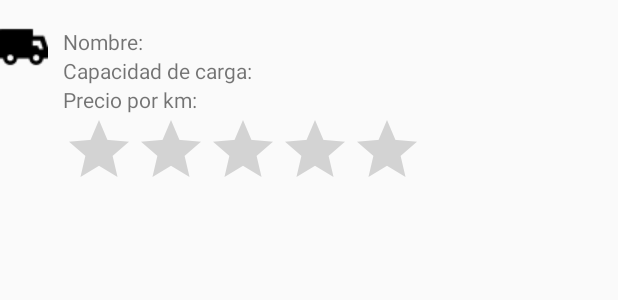
After one commit to araceli509/AppMudanza, an Android app: the layout fila_chofer.xml on its own in the app's theme, with its tools: preview values and no code run, on a phone screen of 412 x 824 dp. The commit adds this screen. Shown: the top 300 px of the screen. Run offline under Robolectric (Android 15) with nearby library versions, the phone set to English and light mode, and no system bars.

Commit message:
cambios-recyclerView

```diff
--- a/app/src/main/java/com/example/appmudanzas/RecyclerView/MainActivityRecycler.java
+++ b/app/src/main/java/com/example/appmudanzas/RecyclerView/MainActivityRecycler.java
@@ -19,6 +19,8 @@ import com.google.android.material.navigation.NavigationView;
 import com.google.android.material.snackbar.Snackbar;
 
 public class MainActivityRecycler extends AppCompatActivity implements NavigationView.OnNavigationItemSelectedListener {
+
+
 
     @Override
     protected void onCreate(Bundle savedInstanceState) {
--- /dev/null
+++ b/app/src/main/res/layout/fila_chofer.xml
@@ -0,0 +1,54 @@
+<?xml version="1.0" encoding="utf-8"?>
+<LinearLayout xmlns:android="http://schemas.android.com/apk/res/android"
+    android:orientation="vertical"
+    android:layout_width="match_parent"
+    android:layout_height="match_parent">
+<LinearLayout
+    android:layout_width="wrap_content"
+    android:layout_height="wrap_content"
+    android:orientation="horizontal">
+    <ImageView
+        android:id="@+id/idimagen"
+        android:layout_width="wrap_content"
+        android:layout_height="wrap_content"
+        android:layout_marginTop="15dp"
+        android:layout_marginRight="10dp"
+        android:src="@mipmap/camion"/>
+    <LinearLayout
+        android:layout_width="wrap_content"
+        android:layout_height="wrap_content"
+        android:orientation="vertical">
+      <TextView
+          android:id="@+id/textview_clientes"
+          android:layout_width="match_parent"
+          android:layout_height="wrap_content"
+          android:layout_marginTop="18dp"
+          android:text="Nombre:"/>
+        <TextView
+            android:id="@+id/tonelada"
+            android:layout_width="wrap_content"
+            android:layout_height="match_parent"
+            android:text="Capacidad de carga:"/>
+        <TextView
+            android:id="@+id/pesoskm"
+            android:layout_width="wrap_content"
+            android:layout_height="match_parent"
+            android:text="Precio por km:"/>
+
+        <androidx.appcompat.widget.AppCompatRatingBar
+            android:layout_width="wrap_content"
+            android:layout_height="wrap_content"/>
+
+
+    </LinearLayout>
+
+</LinearLayout>
+
+<TextView
+    android:layout_width="match_parent"
+    android:layout_height="1dp"
+    android:layout_marginTop="11dp"/>
+
+
+
+</LinearLayout>
--- a/app/src/main/res/layout/fragment_mismudanzas.xml
+++ b/app/src/main/res/layout/fragment_mismudanzas.xml
@@ -5,7 +5,7 @@
     android:layout_width="match_parent"
     android:layout_height="match_parent"
     tools:context=".RecyclerView.MisMudanzasFragment"
-    tools:ignore="MissingDefaultResource">
+>
 
     <!-- TODO: Update blank fragment layout -->
 
--- a/app/src/main/res/layout/fragment_tab_dar_de_alta.xml
+++ b/app/src/main/res/layout/fragment_tab_dar_de_alta.xml
@@ -9,7 +9,7 @@
     <!-- TODO: Update blank fragment layout -->
 
     <androidx.recyclerview.widget.RecyclerView
-        android:id="@+id/RecyclerEstantes"
+        android:id="@+id/RecyclerDardealta"
         android:layout_width="match_parent"
         android:layout_height="wrap_content" />
 </FrameLayout>
--- a/app/src/main/res/layout/fragment_tab_solicitudes.xml
+++ b/app/src/main/res/layout/fragment_tab_solicitudes.xml
@@ -8,7 +8,7 @@
     <!-- TODO: Update blank fragment layout -->
 
     <androidx.recyclerview.widget.RecyclerView
-        android:id="@+id/RecyclerColgadores"
+        android:id="@+id/RecyclerSolicitudes"
         android:layout_width="match_parent"
         android:layout_height="wrap_content" />
 </FrameLayout>
```
Also changed, not shown: app/src/main/java/com/example/appmudanzas/RecyclerView/ChoferAdapter.java (added, +64 -0 lines), app/src/main/java/com/example/appmudanzas/RecyclerView/ChoferPojo.java (added, +47 -0 lines), app/src/main/java/com/example/appmudanzas/RecyclerView/Fragment_Tab_AcercaDe.java (+6 -6 lines), app/src/main/java/com/example/appmudanzas/RecyclerView/Fragment_Tab_Dar_De_Alta.java (+6 -6 lines), app/src/main/java/com/example/appmudanzas/RecyclerView/Fragment_Tab_MisMudanzas.java (+6 -6 lines), app/src/main/java/com/example/appmudanzas/RecyclerView/Fragment_Tab_Solicitudes.java (+6 -6 lines), app/src/main/java/com/example/appmudanzas/RecyclerView/ModeloAcercaDe.java (+4 -4 lines), app/src/main/java/com/example/appmudanzas/RecyclerView/ModeloSolicitudes.java (+4 -4 lines), app/src/main/java/com/example/appmudanzas/RecyclerView/Modelo_Dar_De_Alta.java (+4 -4 lines), app/src/main/java/com/example/appmudanzas/RecyclerView/RecyclerViewAcercaDe.java (+6 -6 lines), app/src/main/java/com/example/appmudanzas/RecyclerView/RecyclerViewSolicitudes.java (+6 -6 lines), app/src/main/res/layout/fragment_inicio.xml (+31 -2 lines), app/src/main/res/mipmap-mdpi/camion.png (added).
